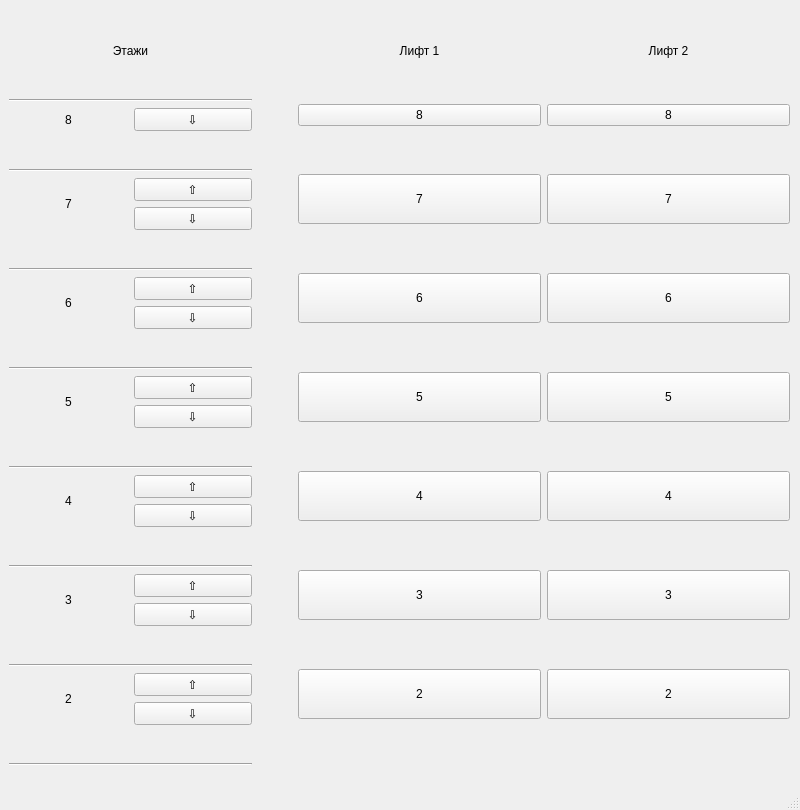
This is lab_04/main_window.ui in jur4ikoff/bmstu-oop as Qt 5 draws it before an edit. The edited form follows.
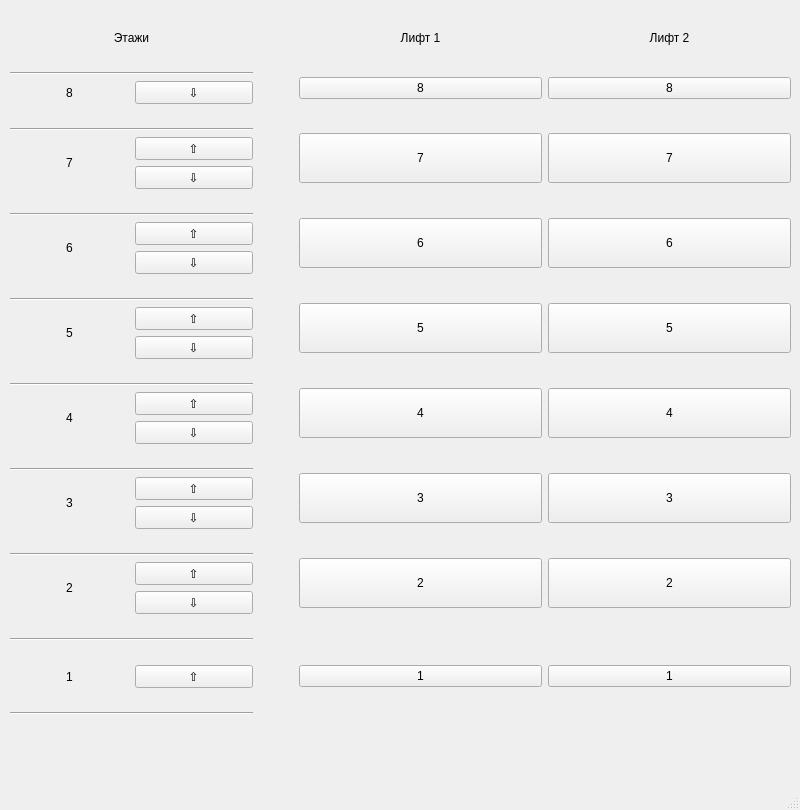
This is the edited form.

The edit to the form file:
```diff
--- a/lab_04/main_window.ui
+++ b/lab_04/main_window.ui
@@ -17,10 +17,10 @@
    <widget class="QWidget" name="gridLayoutWidget">
     <property name="geometry">
      <rect>
-      <x>9</x>
-      <y>9</y>
+      <x>10</x>
+      <y>10</y>
       <width>781</width>
-      <height>893</height>
+      <height>731</height>
      </rect>
     </property>
     <layout class="QGridLayout" name="gridLayout">
```
Left out of the diff: 24 changed lines with no effect on the pictures.
